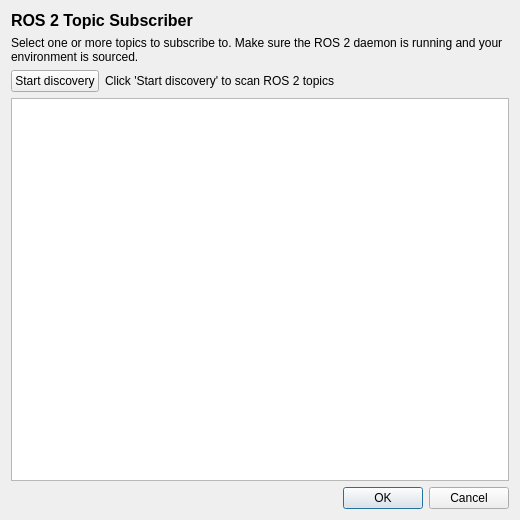
Qt form data_stream_ros2/distro/datastream_ros2.ui (PlotJuggler/pj-official-plugins) before a commit.
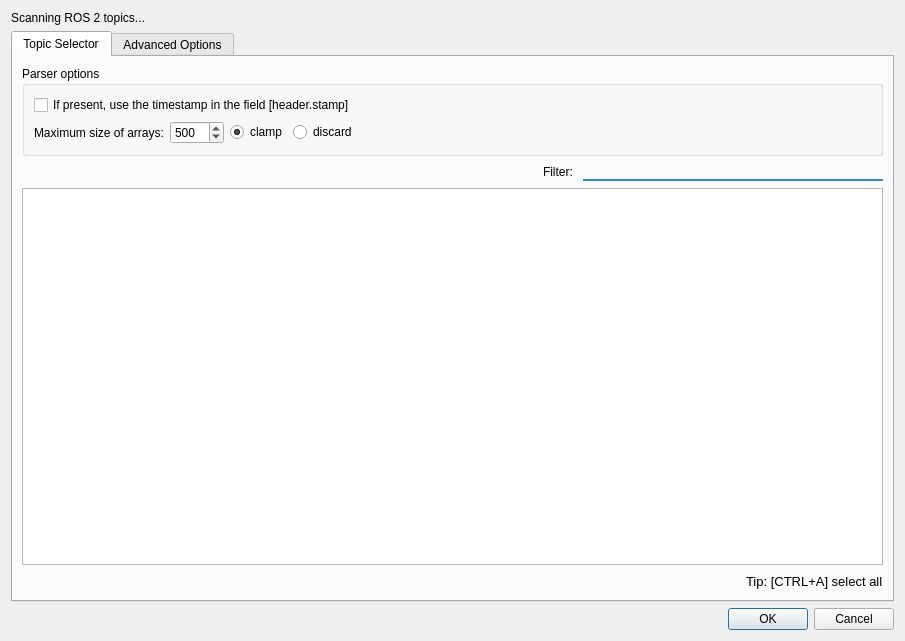
The same form after that commit.

Commit message: feat(data_stream_ros2): rework topic-selection dialog

What changed in the file:
```diff
--- a/data_stream_ros2/distro/datastream_ros2.ui
+++ b/data_stream_ros2/distro/datastream_ros2.ui
@@ -6,14 +6,14 @@
    <rect>
     <x>0</x>
     <y>0</y>
-    <width>520</width>
-    <height>520</height>
+    <width>905</width>
+    <height>641</height>
    </rect>
   </property>
   <property name="minimumSize">
    <size>
-    <width>520</width>
-    <height>520</height>
+    <width>640</width>
+    <height>480</height>
    </size>
   </property>
   <property name="windowTitle">
@@ -21,64 +21,232 @@
   </property>
   <layout class="QVBoxLayout" name="verticalLayout">
    <item>
-    <widget class="QLabel" name="labelTitle">
-     <property name="font">
-      <font>
-       <pointsize>12</pointsize>
-       <bold>true</bold>
-      </font>
-     </property>
+    <widget class="QLabel" name="labelStatus">
      <property name="text">
-      <string>ROS 2 Topic Subscriber</string>
+      <string>Scanning ROS 2 topics...</string>
      </property>
     </widget>
    </item>
    <item>
-    <widget class="QLabel" name="labelHint">
-     <property name="text">
-      <string>Select one or more topics to subscribe to. Make sure the ROS 2 daemon is running and your environment is sourced.</string>
+    <widget class="QTabWidget" name="tabWidget">
+     <property name="currentIndex">
+      <number>0</number>
      </property>
-     <property name="wordWrap">
-      <bool>true</bool>
-     </property>
-    </widget>
-   </item>
-   <item>
-    <layout class="QHBoxLayout" name="horizontalLayoutControls">
-     <item>
-      <widget class="QPushButton" name="buttonRefresh">
-       <property name="text">
-        <string>Start discovery</string>
-       </property>
-      </widget>
-     </item>
-     <item>
-      <widget class="QLabel" name="labelStatus">
-       <property name="text">
-        <string>Click 'Start discovery' to scan ROS 2 topics</string>
-       </property>
-      </widget>
-     </item>
-     <item>
-      <spacer name="horizontalSpacer">
-       <property name="orientation">
-        <enum>Qt::Horizontal</enum>
-       </property>
-       <property name="sizeHint" stdset="0">
-        <size>
-         <width>40</width>
-         <height>20</height>
-        </size>
-       </property>
-      </spacer>
-     </item>
-    </layout>
-   </item>
-   <item>
-    <widget class="QListWidget" name="listWidget">
-     <property name="selectionMode">
-      <enum>QAbstractItemView::ExtendedSelection</enum>
-     </property>
+     <widget class="QWidget" name="tabTopicSelector">
+      <attribute name="title">
+       <string>Topic Selector</string>
+      </attribute>
+      <layout class="QVBoxLayout" name="layoutTopicSelector">
+       <item>
+        <widget class="QGroupBox" name="groupParser">
+         <property name="title">
+          <string>Parser options</string>
+         </property>
+         <layout class="QVBoxLayout" name="layoutParser">
+          <item>
+           <widget class="QCheckBox" name="checkBoxTimestamp">
+            <property name="text">
+             <string>If present, use the timestamp in the field [header.stamp]</string>
+            </property>
+           </widget>
+          </item>
+          <item>
+           <layout class="QHBoxLayout" name="layoutArraySize">
+            <item>
+             <widget class="QLabel" name="labelArraySize">
+              <property name="text">
+               <string>Maximum size of arrays:</string>
+              </property>
+             </widget>
+            </item>
+            <item>
+             <widget class="QSpinBox" name="spinBoxArraySize">
+              <property name="minimum">
+               <number>10</number>
+              </property>
+              <property name="maximum">
+               <number>9999</number>
+              </property>
+              <property name="value">
+               <number>500</number>
+              </property>
+             </widget>
+            </item>
+            <item>
+             <widget class="QRadioButton" name="radioMaxClamp">
+              <property name="text">
+               <string>clamp</string>
+              </property>
+              <property name="checked">
+               <bool>true</bool>
+              </property>
+             </widget>
+            </item>
+            <item>
+             <widget class="QRadioButton" name="radioMaxDiscard">
+              <property name="text">
+               <string>discard</string>
+              </property>
+             </widget>
+            </item>
+            <item>
+             <spacer name="spacerArraySize">
+              <property name="orientation">
+               <enum>Qt::Horizontal</enum>
+              </property>
+              <property name="sizeHint" stdset="0">
+               <size>
+                <width>40</width>
+                <height>20</height>
+               </size>
+              </property>
+             </spacer>
+            </item>
+           </layout>
+          </item>
+         </layout>
+        </widget>
+       </item>
+       <item>
+        <layout class="QHBoxLayout" name="layoutFilter">
+         <item>
+          <spacer name="spacerFilter">
+           <property name="orientation">
+            <enum>Qt::Horizontal</enum>
+           </property>
+           <property name="sizeHint" stdset="0">
+            <size>
+             <width>40</width>
+             <height>20</height>
+            </size>
+           </property>
+          </spacer>
+         </item>
+         <item>
+          <widget class="QLabel" name="labelFilter">
+           <property name="text">
+            <string>Filter: </string>
+           </property>
+          </widget>
+         </item>
+         <item>
+          <widget class="QLineEdit" name="lineEditFilter">
+           <property name="maximumSize">
+            <size>
+             <width>300</width>
+             <height>16777215</height>
+            </size>
+           </property>
+           <property name="clearButtonEnabled">
+            <bool>true</bool>
+           </property>
+           <property name="styleSheet">
+            <string notr="true">QLineEdit { background-color: transparent; border: 0px; border-radius: 0px; border-bottom: 2px solid palette(highlight); }
+QLineEdit:focus { border-bottom: 2px solid palette(highlight); }</string>
+           </property>
+          </widget>
+         </item>
+        </layout>
+       </item>
+       <item>
+        <widget class="QTableWidget" name="listRosTopics">
+         <property name="selectionMode">
+          <enum>QAbstractItemView::ExtendedSelection</enum>
+         </property>
+         <property name="selectionBehavior">
+          <enum>QAbstractItemView::SelectRows</enum>
+         </property>
+         <property name="editTriggers">
+          <set>QAbstractItemView::NoEditTriggers</set>
+         </property>
+         <property name="sortingEnabled">
+          <bool>true</bool>
+         </property>
+         <property name="alternatingRowColors">
+          <bool>true</bool>
+         </property>
+         <attribute name="verticalHeaderVisible">
+          <bool>false</bool>
+         </attribute>
+        </widget>
+       </item>
+       <item>
+        <layout class="QHBoxLayout" name="layoutTip">
+         <item>
+          <spacer name="spacerTip">
+           <property name="orientation">
+            <enum>Qt::Horizontal</enum>
+           </property>
+           <property name="sizeHint" stdset="0">
+            <size>
+             <width>40</width>
+             <height>20</height>
+            </size>
+           </property>
+          </spacer>
+         </item>
+         <item>
+          <widget class="QLabel" name="labelTip">
+           <property name="font">
+            <font>
+             <pointsize>10</pointsize>
+            </font>
+           </property>
+           <property name="text">
+            <string>Tip: [CTRL+A] select all</string>
+           </property>
+          </widget>
+         </item>
+        </layout>
+       </item>
+      </layout>
+     </widget>
+     <widget class="QWidget" name="tabAdvancedOptions">
+      <attribute name="title">
+       <string>Advanced Options</string>
+      </attribute>
+      <layout class="QVBoxLayout" name="layoutAdvancedOptions">
+       <item>
+        <widget class="QLabel" name="labelStringParsing">
+         <property name="font">
+          <font>
+           <bold>true</bold>
+          </font>
+         </property>
+         <property name="text">
+          <string>String parsing (used for instance in diagnostic_msgs/DiagnosticArray)</string>
+         </property>
+        </widget>
+       </item>
+       <item>
+        <widget class="QCheckBox" name="checkBoxStringSuffix">
+         <property name="text">
+          <string>remove suffixes from numbers (example: &quot;100ms&quot; -&gt; 100)</string>
+         </property>
+        </widget>
+       </item>
+       <item>
+        <widget class="QCheckBox" name="checkBoxStringBoolean">
+         <property name="text">
+          <string>convert boolean strings (&quot;false&quot;/&quot;true&quot;) to numbers (0/1)</string>
+         </property>
+        </widget>
+       </item>
+       <item>
+        <spacer name="spacerAdvancedOptions">
+         <property name="orientation">
+          <enum>Qt::Vertical</enum>
+         </property>
+         <property name="sizeHint" stdset="0">
+          <size>
+           <width>20</width>
+           <height>40</height>
+          </size>
+         </property>
+        </spacer>
+       </item>
+      </layout>
+     </widget>
     </widget>
    </item>
    <item>
```
Left out of the diff: 2 changed lines with no effect on the pictures. The commit also changes 2 other files.
